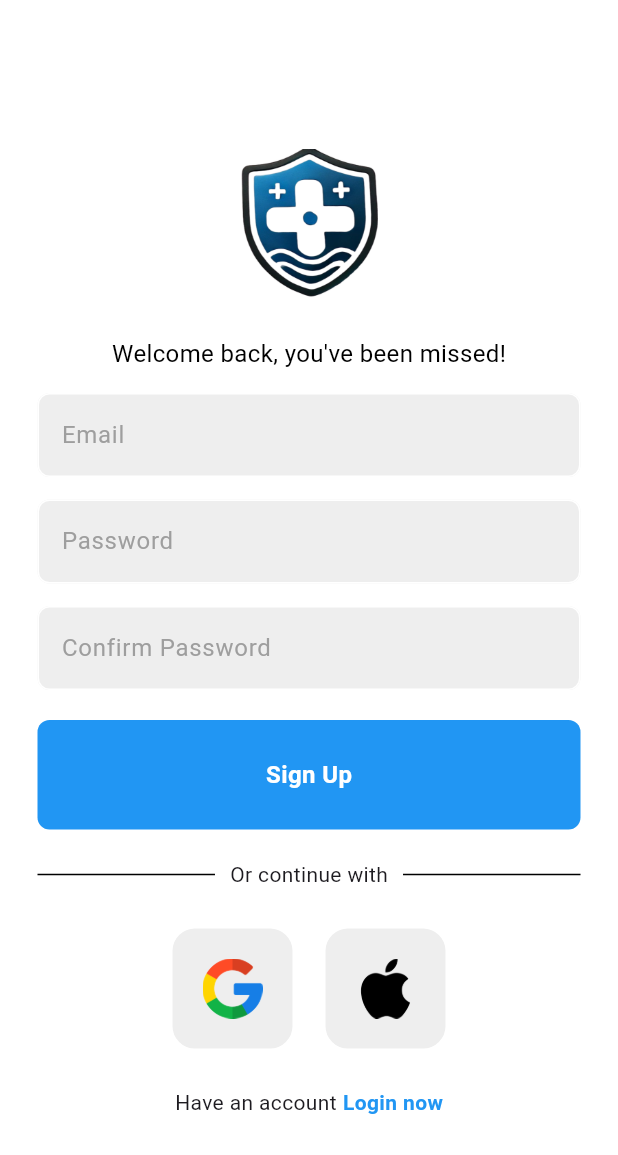
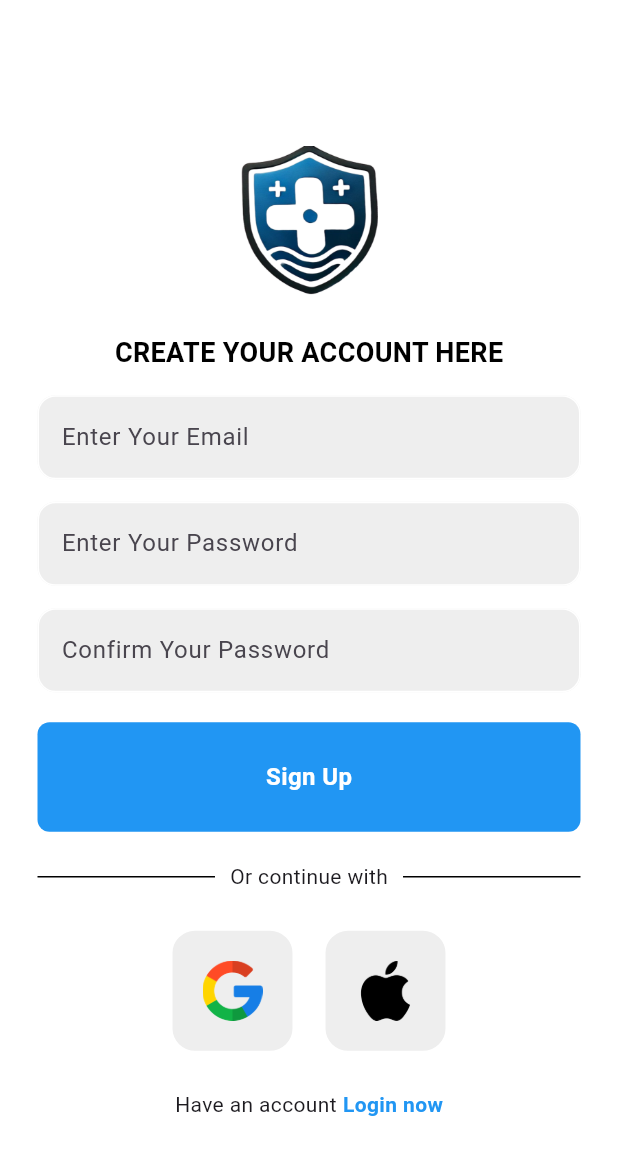
Before and after one commit to HinguralaWijesingha/Final_Project, a Flutter app: the RegisterPage screen opened directly with empty values, on a phone screen of 412 x 824 dp. Shown: the top 1155 px of the screen. Run offline on Flutter 3.47's test engine with Material 3 defaults, Android fonts, the phone set to English and light mode, and no system bars; our stand-ins replace firebase_auth, firebase_core, shared_preferences, smooth_page_indicator; accounts and stored records are empty; network calls fail.

Commit message:
remove popup circle

```diff
--- a/lib/pages/login_page.dart
+++ b/lib/pages/login_page.dart
@@ -99,7 +99,7 @@ class _LoginPageState extends State<LoginPage> {
 
                  Text(
                   "Your safety is our priority.".toUpperCase(),
-                  style: TextStyle(
+                  style: const TextStyle(
                     color: Colors.black,
                     fontWeight: FontWeight.bold,
                     fontSize: 18,
--- a/lib/pages/register_page.dart
+++ b/lib/pages/register_page.dart
@@ -36,13 +36,6 @@ class _RegisterPageState extends State<RegisterPage> {
 
   // Sign Up method
   void userUp() async {
-    showDialog(
-      context: context,
-      builder: (context) => const Center(
-        child: CircularProgressIndicator(),
-      ),
-    );
-
     try {
       if (passwordController.text == confirmpasswordController.text) {
         await FirebaseAuth.instance.createUserWithEmailAndPassword(
@@ -53,13 +46,7 @@ class _RegisterPageState extends State<RegisterPage> {
       }else {
         showErrormessage("Passwords do not match");
       }
-
-      //pop the loading circle
-      Navigator.pop(context);
     } on FirebaseAuthException catch (e) {
-      //pop the loading circle
-      Navigator.pop(context);
-
       showErrormessage(e.code);
     }
   }
@@ -119,11 +106,12 @@ class _RegisterPageState extends State<RegisterPage> {
 
                 const SizedBox(height: 25),
 
-                const Text(
-                  "Welcome back, you've been missed!",
-                  style: TextStyle(
+                Text(
+                  "create your account here".toUpperCase(),
+                  style: const TextStyle(
+                    fontWeight: FontWeight.bold,
                     color: Colors.black,
-                    fontSize: 16,
+                    fontSize: 18,
                   ),
                 ),
 
@@ -132,7 +120,7 @@ class _RegisterPageState extends State<RegisterPage> {
                 Field(
                   controller: userController,
                   obscureText: false,
-                  hintText: "Email",
+                  hintText: "Enter Your Email",
                 ),
 
                 const SizedBox(height: 15),
@@ -140,7 +128,7 @@ class _RegisterPageState extends State<RegisterPage> {
                 Field(
                   controller: passwordController,
                   obscureText: true,
-                  hintText: "Password",
+                  hintText: "Enter Your Password",
                 ),
 
                 const SizedBox(height: 15),
@@ -148,16 +136,14 @@ class _RegisterPageState extends State<RegisterPage> {
                 Field(
                   controller: confirmpasswordController,
                   obscureText: true,
-                  hintText: "Confirm Password",
+                  hintText: "Confirm Your Password",
                 ),
 
 
                 const SizedBox(height: 20),
 
                 // Sign in button
-                isLoading
-                    ? const CircularProgressIndicator()
-                    : Button(text: "Sign Up", onTap: userUp),
+                Button(text: "Sign Up", onTap: userUp),
 
                 const SizedBox(height: 20),
 
--- a/lib/text/field.dart
+++ b/lib/text/field.dart
@@ -24,15 +24,16 @@ class Field extends StatelessWidget {
         decoration: InputDecoration(
           enabledBorder:  OutlineInputBorder(
             borderSide: const BorderSide(color: Colors.white),
-            borderRadius: BorderRadius.circular(8),
+            borderRadius: BorderRadius.circular(12),
           ),
           focusedBorder: OutlineInputBorder(
             borderSide: BorderSide(color: Colors.grey.shade400),
+            borderRadius: BorderRadius.circular(12),
           ),
           fillColor: Colors.grey[200],
           filled: true,
           hintText: hintText,
-          hintStyle: TextStyle(color: Colors.grey[500]),
+
         ),
       ),
     );
```
